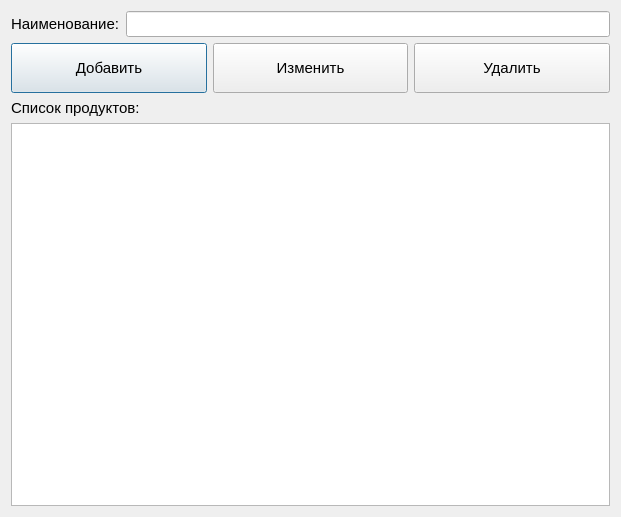
Neomer/Cassa, file View/FormEditProducts.ui: the form before one commit.
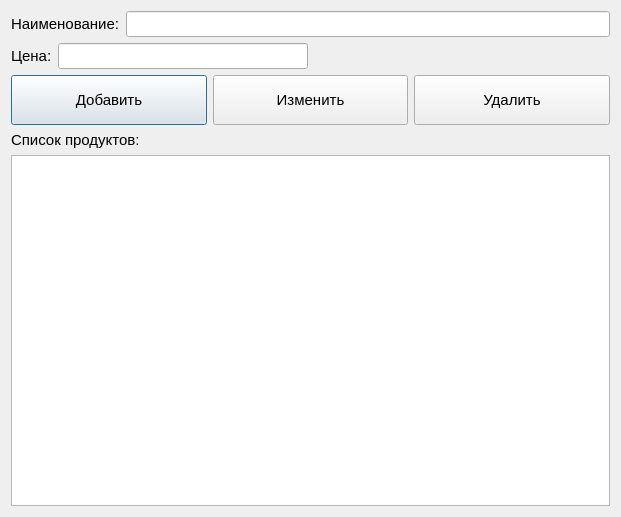
The form after the commit.

The edit to the form file:
```diff
--- a/View/FormEditProducts.ui
+++ b/View/FormEditProducts.ui
@@ -40,6 +40,48 @@
        </item>
       </layout>
      </item>
+     <item>
+      <layout class="QHBoxLayout" name="horizontalLayout_3">
+       <item>
+        <widget class="QLabel" name="label_4">
+         <property name="font">
+          <font>
+           <pointsize>11</pointsize>
+          </font>
+         </property>
+         <property name="text">
+          <string>Цена:</string>
+         </property>
+        </widget>
+       </item>
+       <item>
+        <widget class="QLineEdit" name="txtPrice">
+         <property name="maximumSize">
+          <size>
+           <width>250</width>
+           <height>16777215</height>
+          </size>
+         </property>
+         <property name="maxLength">
+          <number>10</number>
+         </property>
+        </widget>
+       </item>
+       <item>
+        <spacer name="horizontalSpacer">
+         <property name="orientation">
+          <enum>Qt::Horizontal</enum>
+         </property>
+         <property name="sizeHint" stdset="0">
+          <size>
+           <width>40</width>
+           <height>20</height>
+          </size>
+         </property>
+        </spacer>
+       </item>
+      </layout>
+     </item>
      <item>
       <layout class="QHBoxLayout" name="horizontalLayout_4">
        <item>
```
